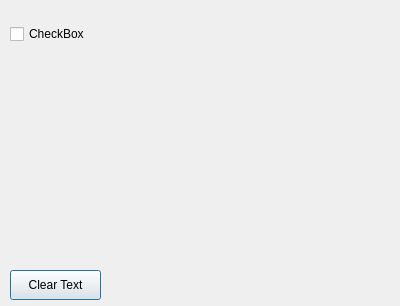
Before: the Qt Designer form dialogs/settingsdialog.ui in Systemad/QtNotepad, drawn with Qt 5.
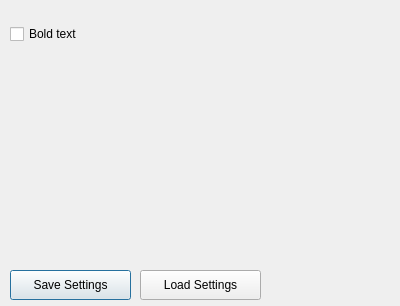
After: the same form once the commit is applied.

Commit message:
Early and experiemental implementation of QSettings
For now you can only save and load settings with the help of 2 buttons.
In the future the program
will automatically load settings.

What changed in the file:
```diff
--- a/dialogs/settingsdialog.ui
+++ b/dialogs/settingsdialog.ui
@@ -18,12 +18,12 @@
     <rect>
      <x>10</x>
      <y>270</y>
-     <width>91</width>
+     <width>121</width>
      <height>30</height>
     </rect>
    </property>
    <property name="text">
-    <string>Clear Text</string>
+    <string>Save Settings</string>
    </property>
   </widget>
   <widget class="QCheckBox" name="bold_checkBox">
@@ -36,7 +36,20 @@
     </rect>
    </property>
    <property name="text">
-    <string>CheckBox</string>
+    <string>Bold text</string>
+   </property>
+  </widget>
+  <widget class="QPushButton" name="load_button">
+   <property name="geometry">
+    <rect>
+     <x>140</x>
+     <y>270</y>
+     <width>121</width>
+     <height>30</height>
+    </rect>
+   </property>
+   <property name="text">
+    <string>Load Settings</string>
    </property>
   </widget>
  </widget>
```
Left out of the diff: 2 changed lines with no effect on the pictures. The commit also changes 5 other files.
